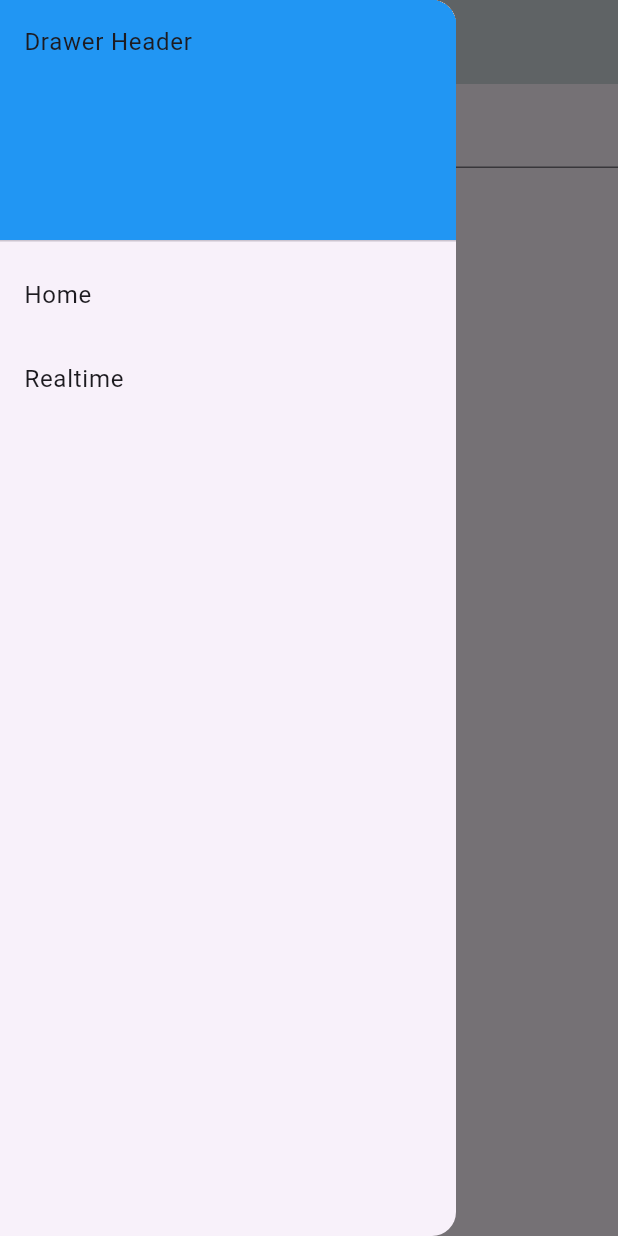
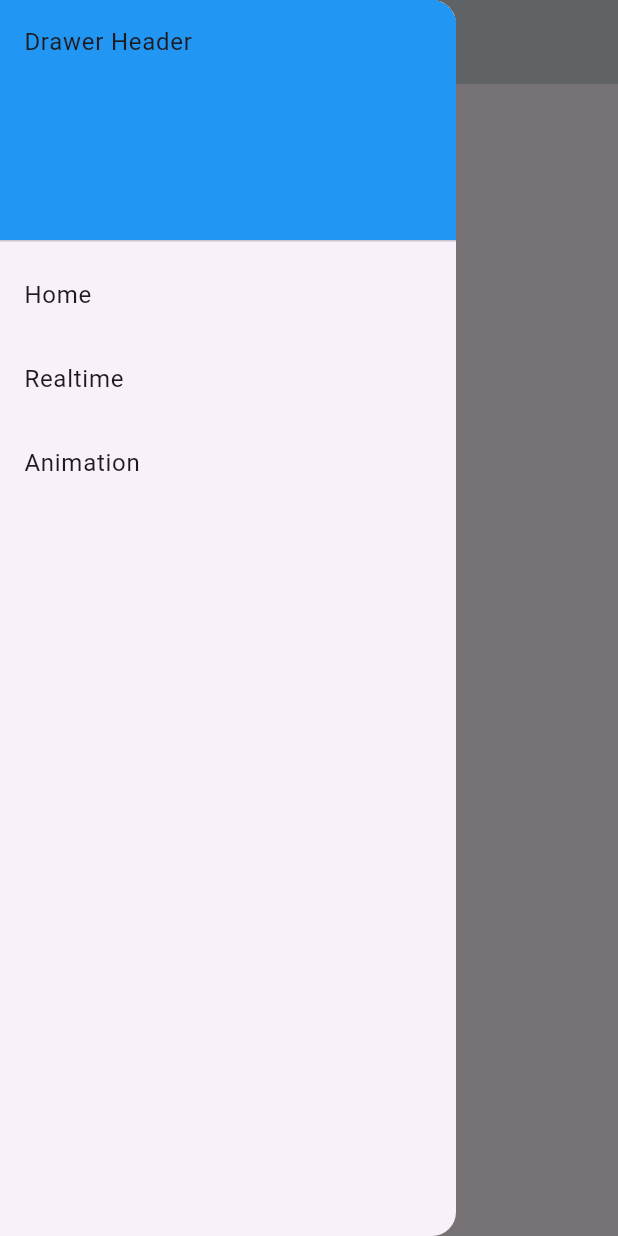
Before and after one commit to mailhyuil/flutter-firebase, a Flutter app: the screen it shows after launch, with the side drawer open, on a phone screen of 412 x 824 dp. Run offline on Flutter 3.47's test engine with Material 2 defaults, Android fonts, the phone set to English and light mode, and no system bars; our stand-ins replace cloud_firestore, firebase_core, firebase_database, get_it; accounts and stored records are empty.

Commit message:
chore:update animation

```diff
--- a/lib/main.dart
+++ b/lib/main.dart
@@ -1,6 +1,6 @@
 import 'package:firebase_core/firebase_core.dart';
 import 'package:flutter/material.dart';
-import 'package:flutter_firebase/screens/home_screen.dart';
+import 'package:flutter_firebase/screens/animation_screen.dart';
 import 'package:flutter_firebase/services/firestore_service.dart';
 import 'package:flutter_firebase/services/realtime_service.dart';
 import 'package:get_it/get_it.dart';
@@ -34,7 +34,7 @@ class MyApp extends StatelessWidget {
         colorScheme: ColorScheme.fromSeed(seedColor: Colors.deepPurple),
         useMaterial3: true,
       ),
-      home: const HomeScreen(),
+      home: const AnimationScreen(),
     );
   }
 }
--- /dev/null
+++ b/lib/screens/animation_screen.dart
@@ -0,0 +1,89 @@
+import 'dart:math';
+
+import 'package:flutter/material.dart';
+import 'package:flutter_firebase/screens/home_screen.dart';
+import 'package:flutter_firebase/widgets/custom_scaffold.dart';
+
+class AnimationScreen extends StatefulWidget {
+  const AnimationScreen({Key? key}) : super(key: key);
+
+  @override
+  _AnimationScreenState createState() => _AnimationScreenState();
+}
+
+class _AnimationScreenState extends State<AnimationScreen>
+    with SingleTickerProviderStateMixin {
+  late AnimationController _controller;
+  double _x = 0;
+  double _y = 0;
+  double theta = 0;
+  @override
+  void initState() {
+    _controller = AnimationController(
+      vsync: this,
+      duration: const Duration(seconds: 50),
+    );
+
+    _controller.addListener(() {
+      setState(() {
+        _x++;
+        _y = sin(theta) * 100;
+        theta += 0.1;
+      });
+    });
+
+    _controller.forward();
+    super.initState();
+  }
+
+  @override
+  void dispose() {
+    _controller.dispose();
+    super.dispose();
+  }
+
+  @override
+  Widget build(BuildContext context) {
+    return CustomScaffold(
+      appBarTitle: "Animation",
+      body: Stack(children: [
+        for (int i = 0; i < 10; i++)
+          Positioned(
+            left: _x,
+            top: _y + i * 20,
+            child: GestureDetector(
+                onTap: () {
+                  showDialog(
+                      context: context,
+                      builder: (context) {
+                        return AlertDialog(
+                          title: const Text('The number is..'),
+                          content: Text(i.toString()),
+                          actions: [
+                            TextButton(
+                                onPressed: () {
+                                  Navigator.push(
+                                    context,
+                                    MaterialPageRoute(
+                                      builder: (context) {
+                                        return const HomeScreen();
+                                      },
+                                    ),
+                                  );
+                                },
+                                child: const Text('OK')),
+                            TextButton(
+                                onPressed: () {
+                                  Navigator.pop(context);
+                                },
+                                child: const Text('DISMISS'))
+                          ],
+                        );
+                      });
+                },
+                child: Text(i.toString())),
+          ),
+      ]),
+    );
+  }
+}
--- a/lib/screens/home_screen.dart
+++ b/lib/screens/home_screen.dart
@@ -27,7 +27,8 @@ class _HomeScreenState extends State<HomeScreen> {
       appBarTitle: 'Home',
       body: Column(
         children: [
-          Form(
+          Flexible(
+            child: Form(
               child: TextFormField(
                 onFieldSubmitted: (value) {
                   firestoreService.createMemo(
@@ -43,7 +44,9 @@ class _HomeScreenState extends State<HomeScreen> {
                 ),
               ),
             ),
-          StreamBuilder<List<MemoModel>>(
+          ),
+          Expanded(
+            child: StreamBuilder<List<MemoModel>>(
               stream: firestoreService.getMemos(),
               builder: (context, snapshot) {
                 if (snapshot.connectionState == ConnectionState.waiting) {
@@ -52,8 +55,7 @@ class _HomeScreenState extends State<HomeScreen> {
                   return Text('Error: ${snapshot.error}');
                 } else {
                   memos = snapshot.data ?? []; // 스트림에서 가져온 데이터를 memos 리스트에 할당
-                return Expanded(
-                  child: ListView.builder(
+                  return ListView.builder(
                     scrollDirection: Axis.vertical,
                     itemCount: memos.length,
                     itemBuilder: (context, index) {
@@ -61,10 +63,10 @@ class _HomeScreenState extends State<HomeScreen> {
                         child: Text(memos[index].title),
                       );
                     },
-                  ),
                   );
                 }
               },
+            ),
           ),
         ],
       ),
--- a/lib/widgets/custom_scaffold.dart
+++ b/lib/widgets/custom_scaffold.dart
@@ -1,4 +1,5 @@
 import 'package:flutter/material.dart';
+import 'package:flutter_firebase/screens/animation_screen.dart';
 import 'package:flutter_firebase/screens/home_screen.dart';
 import 'package:flutter_firebase/screens/realtime_screen.dart';
 
@@ -44,6 +45,15 @@ class CustomScaffold extends StatelessWidget {
                         builder: (context) => const RealtimeScreen()));
               },
             ),
+            ListTile(
+              title: const Text('Animation'),
+              onTap: () {
+                Navigator.push(
+                    context,
+                    MaterialPageRoute(
+                        builder: (context) => const AnimationScreen()));
+              },
+            ),
           ],
         ),
       ),
```
Also changed, not shown: lib/screens/realtime_screen.dart (+7 -5 lines), 3 other files. Lines whose indentation alone changed are shown as unchanged.
